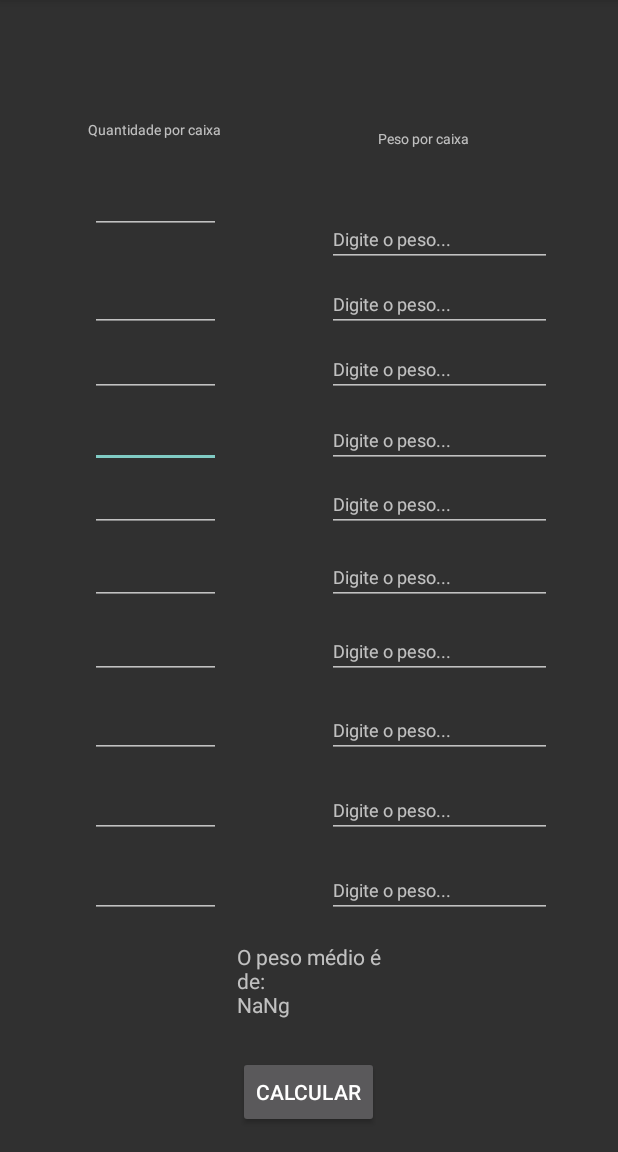
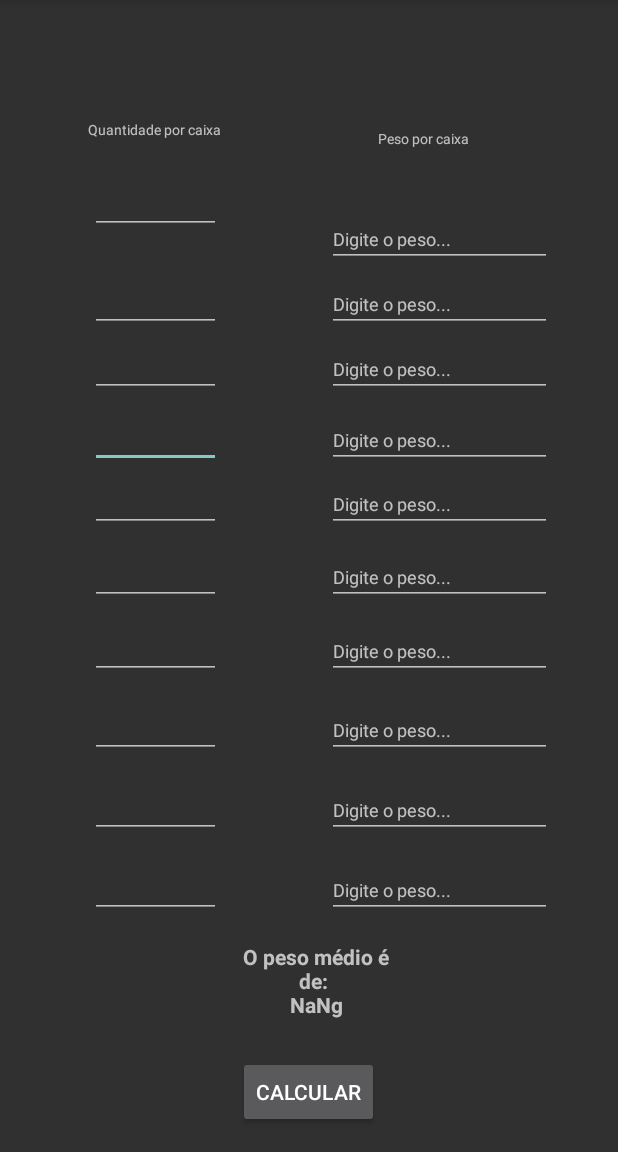
Before and after one commit to IgorZorzela/alojamento-android, an Android app: the screen it shows after launch (MainActivity), after a tap on "CALCULAR", on a phone screen of 412 x 824 dp, the part 84-1236 px from its top. Run offline under Robolectric (Android 15) with nearby library versions, the phone set to English and light mode, and no system bars; 20 statements that could not run were skipped.

Commit message:
Correção de bugs e melhorias
melhorias

```diff
--- a/app/build.gradle
+++ b/app/build.gradle
@@ -9,7 +9,7 @@ android {
         applicationId "com.sitio.alojamento"
         minSdk 26
         targetSdk 32
-        versionCode 3
+        versionCode 4
         versionName "1.0.1"
 
         testInstrumentationRunner "android.support.test.runner.AndroidJUnitRunner"
--- a/app/src/main/java/com/sitio/alojamento/MainActivity.java
+++ b/app/src/main/java/com/sitio/alojamento/MainActivity.java
@@ -32,6 +32,8 @@ public class MainActivity extends AppCompatActivity {
     private EditText qt10;
     private TextView result;
     private Button calcular;
+    private float cal1;
+    private float cal2;
 
     @Override
     protected void onCreate(Bundle savedInstanceState) {
@@ -90,8 +92,11 @@ public class MainActivity extends AppCompatActivity {
                     int q9 = Integer.parseInt(String.valueOf(qt9.getText()));
                     int q10 = Integer.parseInt(String.valueOf(qt10.getText()));
 
-                    float resultt = (q1 + q2 + q3 + q4 + q5 + q6 + q7 + q8 + q9 + q10) / (p1 + p2 + p3 + p4 + p5 + p6 + p7 + p8 + p9 + p10);
-                    result.setText("O peso médio é de: \n" + resultt + "g");
+                    cal1 = p1 + p2 + p3 + p4 + p5 + p6 + p7 + p8 + p9 + p10;
+                    cal2 = q1 + q2 + q3 + q4 + q5 + q6 + q7 + q8 + q9 + q10;
+
+                    float resultt = (cal1 / cal2) * 10;
+                    result.setText("O peso médio é de: \n" + resultt%.2f + "g");
 
             }
         });
--- a/app/src/main/res/layout/activity_main.xml
+++ b/app/src/main/res/layout/activity_main.xml
@@ -289,6 +289,8 @@
         android:layout_width="105dp"
         android:layout_height="56dp"
         android:layout_marginBottom="20dp"
+        android:textAlignment="center"
+        android:textStyle="bold"
         app:layout_constraintBottom_toTopOf="@+id/calcular"
         app:layout_constraintEnd_toEndOf="parent"
         app:layout_constraintHorizontal_bias="0.516"
```
